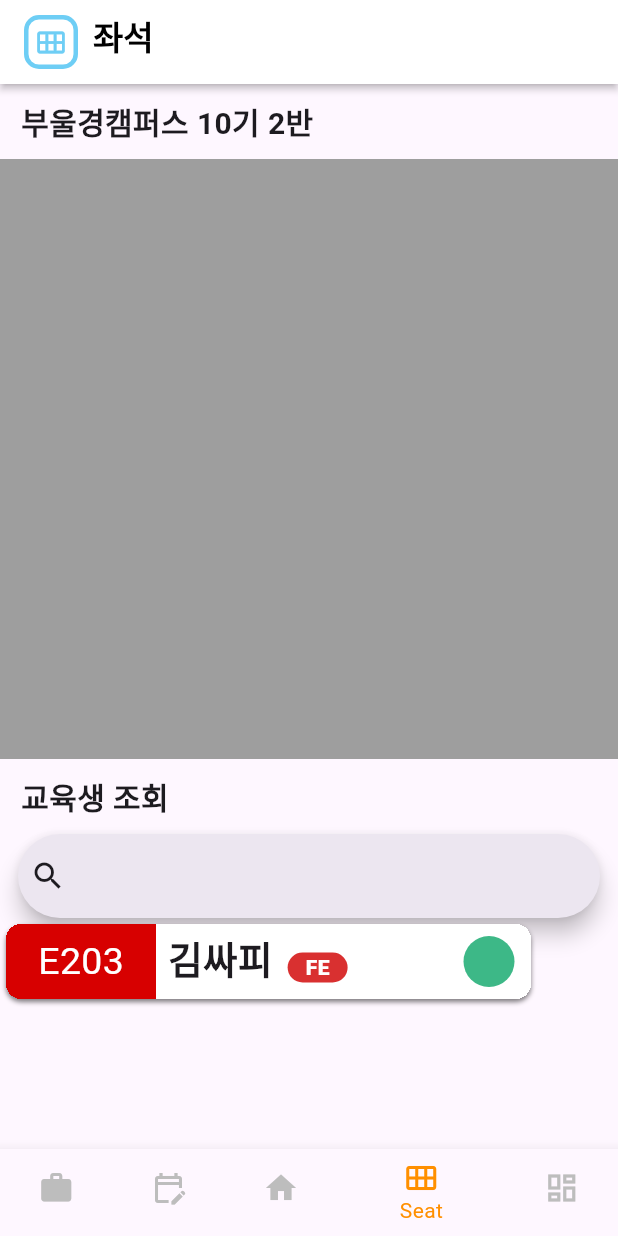
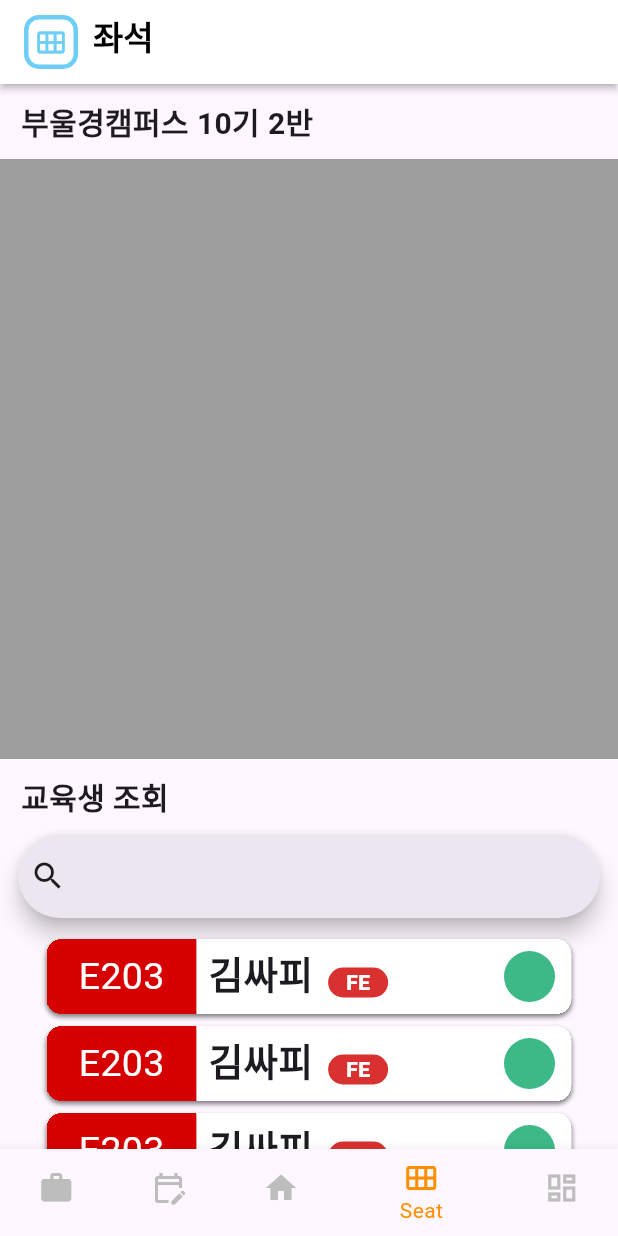
Before and after one commit to latter-electronic/MOASS, a Flutter app: the screen it shows after launch, item 4 of the bottom bar chosen, on a phone screen of 412 x 824 dp. Run offline on Flutter 3.47's test engine with Material 3 defaults, Android fonts, the phone set to English and light mode, and no system bars.

Commit message:
Feat: 교육생 조회 UI 구현

```diff
--- a/Frontend/moass/lib/screens/seat_screen.dart
+++ b/Frontend/moass/lib/screens/seat_screen.dart
@@ -31,8 +31,33 @@ class SeatScreen extends StatelessWidget {
                   leading: Icon(Icons.search),
                 ),
               ),
-              const UserBox(
-                  username: '김싸피', team: 'E203', role: 'FE', userstatus: 'here')
+              const SizedBox(
+                width: double.infinity,
+                child: Padding(
+                  padding: EdgeInsets.symmetric(vertical: 10.0),
+                  child: Column(
+                    mainAxisAlignment: MainAxisAlignment.center,
+                    crossAxisAlignment: CrossAxisAlignment.center,
+                    children: [
+                      UserBox(
+                          username: '김싸피',
+                          team: 'E203',
+                          role: 'FE',
+                          userstatus: 'here'),
+                      UserBox(
+                          username: '김싸피',
+                          team: 'E203',
+                          role: 'FE',
+                          userstatus: 'here'),
+                      UserBox(
+                          username: '김싸피',
+                          team: 'E203',
+                          role: 'FE',
+                          userstatus: 'here'),
+                    ],
+                  ),
+                ),
+              )
             ],
           ),
         ));
```
